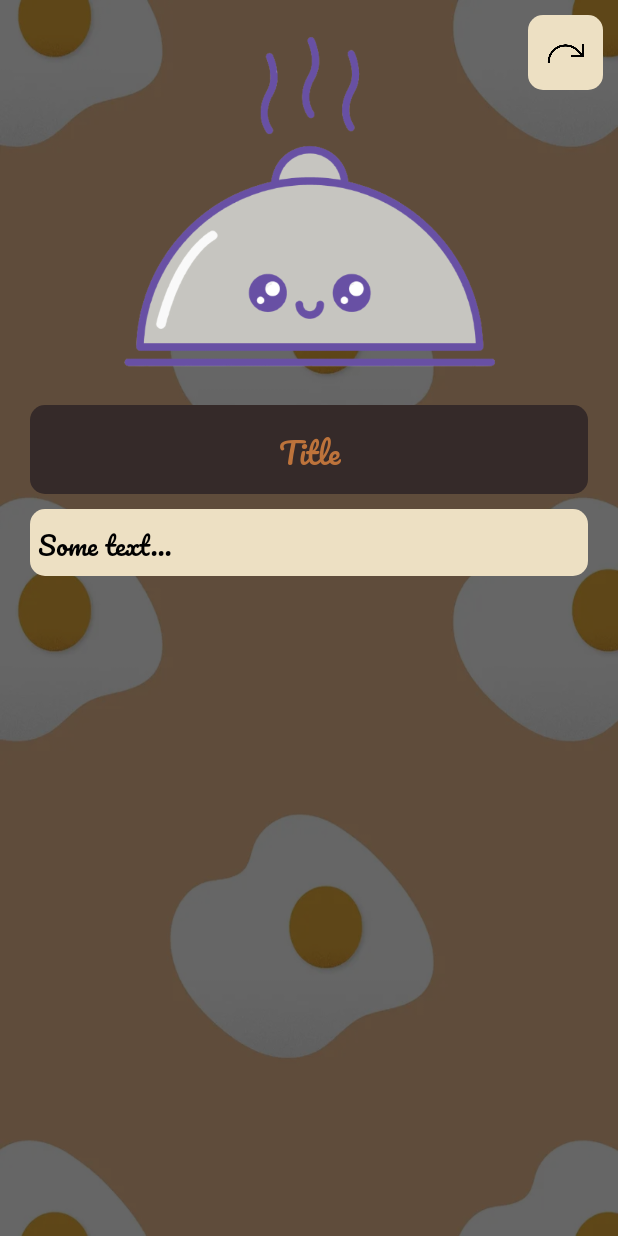
After one commit to YouraSoliar/PlatePal, an Android app: the layout fragment_dish.xml on its own in the app's theme, with its tools: preview values and no code run, on a phone screen of 412 x 824 dp. The commit adds this screen. Run offline under Robolectric (Android 15) with nearby library versions, the phone set to English and light mode, and no system bars.

Commit message:
dish page

```diff
--- a/app/build.gradle
+++ b/app/build.gradle
@@ -38,6 +38,7 @@ dependencies {
     implementation 'androidx.appcompat:appcompat:1.6.1'
     implementation 'com.google.android.material:material:1.8.0'
     implementation 'androidx.constraintlayout:constraintlayout:2.1.4'
+
     testImplementation 'junit:junit:4.13.2'
     androidTestImplementation 'androidx.test.ext:junit:1.1.4'
     androidTestImplementation 'androidx.test.espresso:espresso-core:3.5.0'
--- a/app/src/main/java/com/youra/platepal/api/Api.java
+++ b/app/src/main/java/com/youra/platepal/api/Api.java
@@ -3,5 +3,5 @@ package com.youra.platepal.api;
 public class Api {
     public static final String API_URL = "https://api.openai.com/v1/completions";
 
-    public static final String API_KEY = "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";
+    public static final String API_KEY = "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";
 }
--- a/app/src/main/java/com/youra/platepal/base/BaseActivity.java
+++ b/app/src/main/java/com/youra/platepal/base/BaseActivity.java
@@ -61,12 +61,12 @@ public class BaseActivity extends AppCompatActivity {
                 .commit();
     }
 
-    protected void addFragment(Fragment fragment, Bundle bundle) {
+    public void addFragment(Fragment fragment, Bundle bundle) {
         if (bundle != null) fragment.setArguments(bundle);
         addFragment(fragment);
     }
 
-    protected void addFragment(Fragment fragment) {
+    public void addFragment(Fragment fragment) {
         getSupportFragmentManager().beginTransaction()
                 .setCustomAnimations(
                         R.anim.slide_in_left,
--- a/app/src/main/java/com/youra/platepal/ui/main/MainActivity.java
+++ b/app/src/main/java/com/youra/platepal/ui/main/MainActivity.java
@@ -1,6 +1,8 @@
 package com.youra.platepal.ui.main;
 
 import android.os.Bundle;
+
+import androidx.fragment.app.DialogFragment;
 
 import com.youra.platepal.R;
 import com.youra.platepal.base.BaseActivity;
@@ -41,4 +43,7 @@ public class MainActivity extends BaseActivity {
     public void openIngredientsAndWishesFragment() {
         replaceFragment(new IngredientsAndWishesFragment());
     }
+    public void openDishFragment() {
+        replaceFragment(new DialogFragment());
+    }
 }
--- a/app/src/main/java/com/youra/platepal/ui/main/dish/DishViewModel.java
+++ b/app/src/main/java/com/youra/platepal/ui/main/dish/DishViewModel.java
@@ -1,4 +1,7 @@
 package com.youra.platepal.ui.main.dish;
 
-public class DishViewModel {
+import androidx.lifecycle.ViewModel;
+
+public class DishViewModel extends ViewModel {
+    // TODO: Implement the ViewModel
 }
--- /dev/null
+++ b/app/src/main/res/layout/fragment_dish.xml
@@ -0,0 +1,74 @@
+<?xml version="1.0" encoding="utf-8"?>
+<androidx.constraintlayout.widget.ConstraintLayout xmlns:android="http://schemas.android.com/apk/res/android"
+    android:layout_width="match_parent"
+    android:layout_height="match_parent"
+    xmlns:app="http://schemas.android.com/apk/res-auto"
+    xmlns:tools="http://schemas.android.com/tools"
+    android:background="@drawable/background_one">
+
+    <View
+        android:id="@+id/dark_filter"
+        android:layout_width="match_parent"
+        android:layout_height="match_parent"
+        android:background="#99000000"
+        tools:layout_editor_absoluteX="1dp"
+        tools:layout_editor_absoluteY="0dp" />
+
+    <ImageView
+        android:id="@+id/imageViewDishBack"
+        android:layout_width="50dp"
+        android:layout_height="50dp"
+        android:layout_margin="10dp"
+        android:background="@drawable/bg_set"
+        android:padding="10dp"
+        android:src="@drawable/arrow_back"
+        app:layout_constraintEnd_toEndOf="parent"
+        app:layout_constraintTop_toTopOf="parent" />
+
+    <ImageView
+        android:id="@+id/imageViewDish"
+        android:layout_width="250dp"
+        android:layout_height="250dp"
+        android:src="@drawable/default_dish"
+        android:layout_margin="10dp"
+        app:layout_constraintEnd_toEndOf="parent"
+        app:layout_constraintStart_toStartOf="parent"
+        app:layout_constraintTop_toTopOf="parent" />
+
+    <TextView
+        android:id="@+id/textViewTitle"
+        android:layout_width="match_parent"
+        android:layout_height="wrap_content"
+        android:layout_marginTop="10dp"
+        android:layout_marginStart="20dp"
+        android:layout_marginEnd="20dp"
+        android:background="@drawable/bg_dish_item"
+        android:fontFamily="@font/pacifico_regular"
+        android:gravity="center"
+        android:padding="10dp"
+        android:text="Title"
+        android:textColor="@color/orange"
+        android:textSize="20sp"
+        app:layout_constraintEnd_toEndOf="parent"
+        app:layout_constraintStart_toStartOf="parent"
+        app:layout_constraintTop_toBottomOf="@+id/imageViewDish" />
+
+    <TextView
+        android:id="@+id/textViewRecipe"
+        android:layout_width="match_parent"
+        android:layout_height="wrap_content"
+        android:layout_marginTop="10dp"
+        android:layout_marginStart="20dp"
+        android:layout_marginEnd="20dp"
+        android:background="@drawable/bg_set"
+        android:fontFamily="@font/pacifico_regular"
+        android:padding="5dp"
+        android:text="Some text..."
+        android:textColor="@color/black"
+        android:textSize="17sp"
+        app:layout_constraintEnd_toEndOf="parent"
+        app:layout_constraintStart_toStartOf="parent"
+        app:layout_constraintTop_toBottomOf="@+id/textViewTitle" />
+
+
+</androidx.constraintlayout.widget.ConstraintLayout>
```
Also changed, not shown: app/src/main/java/com/youra/platepal/data/enteties/Dish.java (+5 -3 lines), app/src/main/java/com/youra/platepal/ui/main/dish/DishFragment.java (+54 -1 lines), app/src/main/java/com/youra/platepal/ui/main/result/ResultFragment.java (+17 -3 lines).
